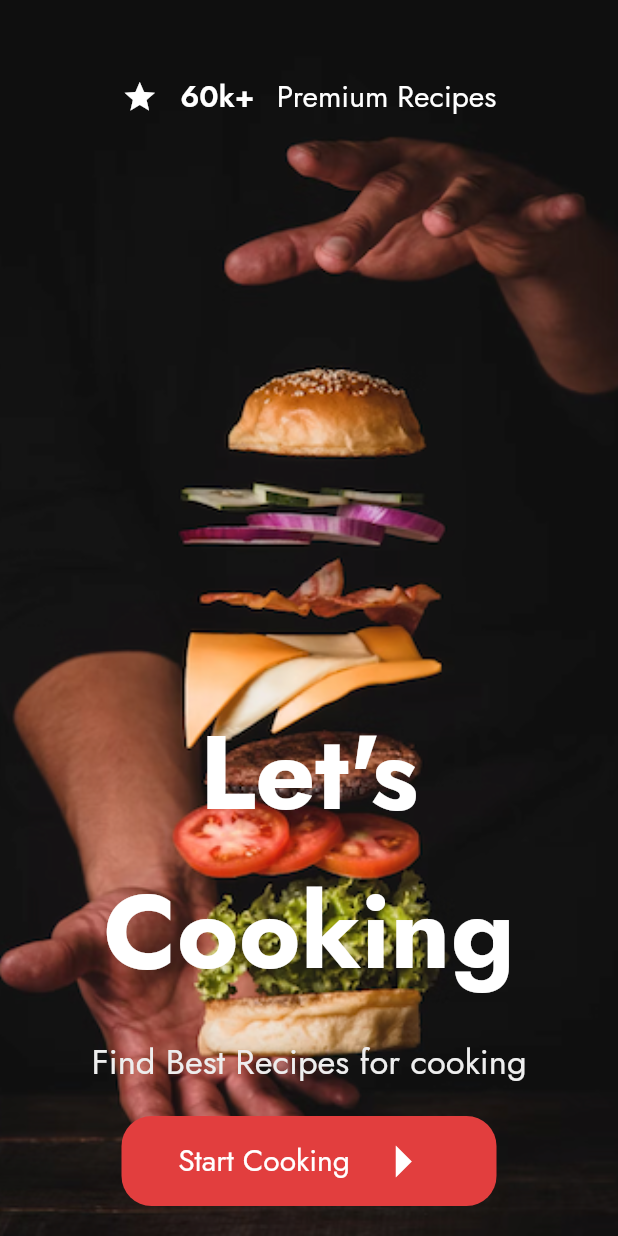
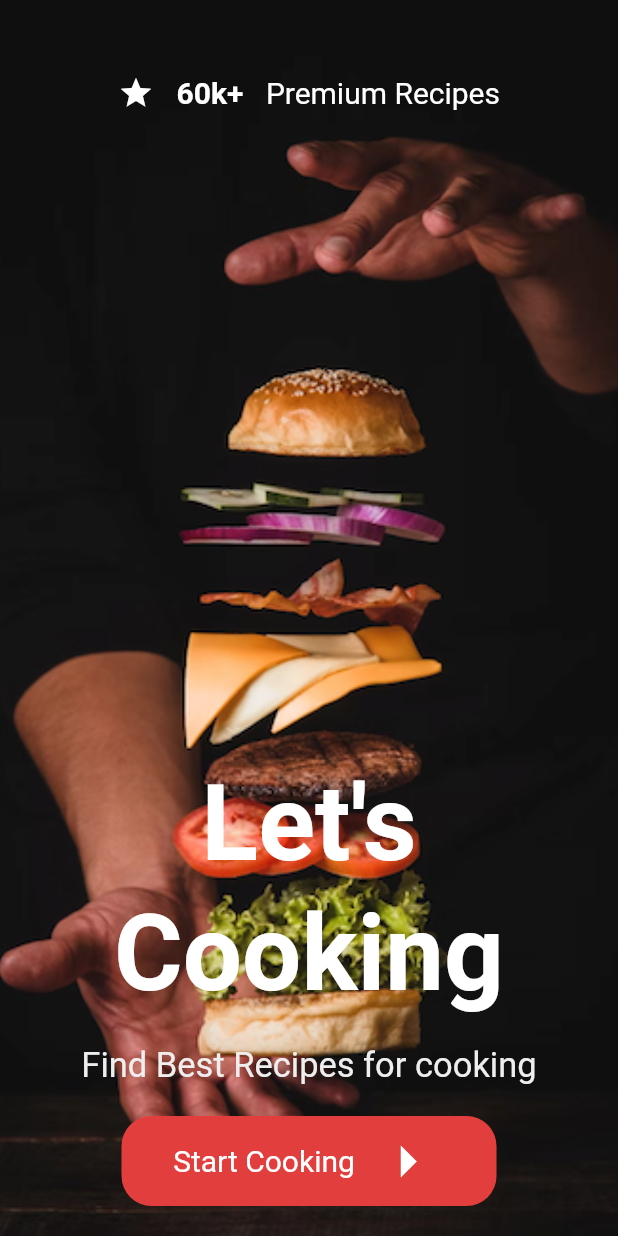
Before and after one commit to arhamsarwar786786786/testing-demo, a Flutter app: the screen it shows after launch, on a phone screen of 412 x 824 dp. Run offline on Flutter 3.47's test engine with Material 2 defaults, Android fonts, the phone set to English and light mode, and no system bars.

Commit message:
remove fontFamily

```diff
--- a/lib/main.dart
+++ b/lib/main.dart
@@ -21,7 +21,7 @@ class MyHome extends StatelessWidget {
     return MaterialApp(debugShowCheckedModeBanner: false,
       theme: ThemeData(
         // primarySwatch: Colors.orange,
-        fontFamily: "jost"
+        // fontFamily: "jost"
       ),
       // home: FavouriteScreen(),
       // home: HomeScreen(),
```
